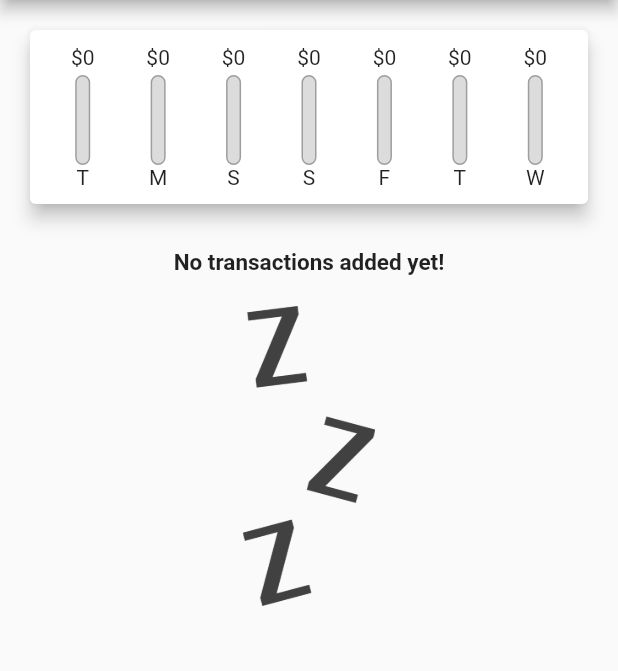
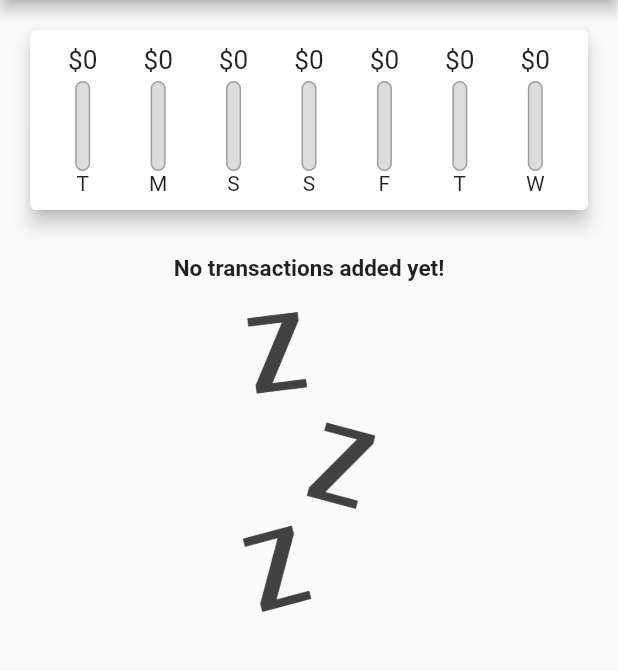
Before and after one commit to vctrtello1/expensePlanner, a Flutter app: the screen it shows after launch, on a phone screen of 412 x 824 dp, the part 84-755 px from its top. Run offline on Flutter 3.47's test engine with Material 2 defaults, Android fonts, the phone set to English and light mode, and no system bars.

Commit message:
margin to cards

```diff
--- a/lib/widgets/chart_bar.dart
+++ b/lib/widgets/chart_bar.dart
@@ -12,7 +12,10 @@ class ChartBar extends StatelessWidget {
   Widget build(BuildContext context) {
     return Column(
       children: <Widget>[
-        FittedBox(child: Text('\$${spendingAmount.toStringAsFixed(0)}')),
+        SizedBox(
+            height: 20,
+            child: FittedBox(
+                child: Text('\$${spendingAmount.toStringAsFixed(0)}'))),
         const SizedBox(
           height: 4,
         ),
```
